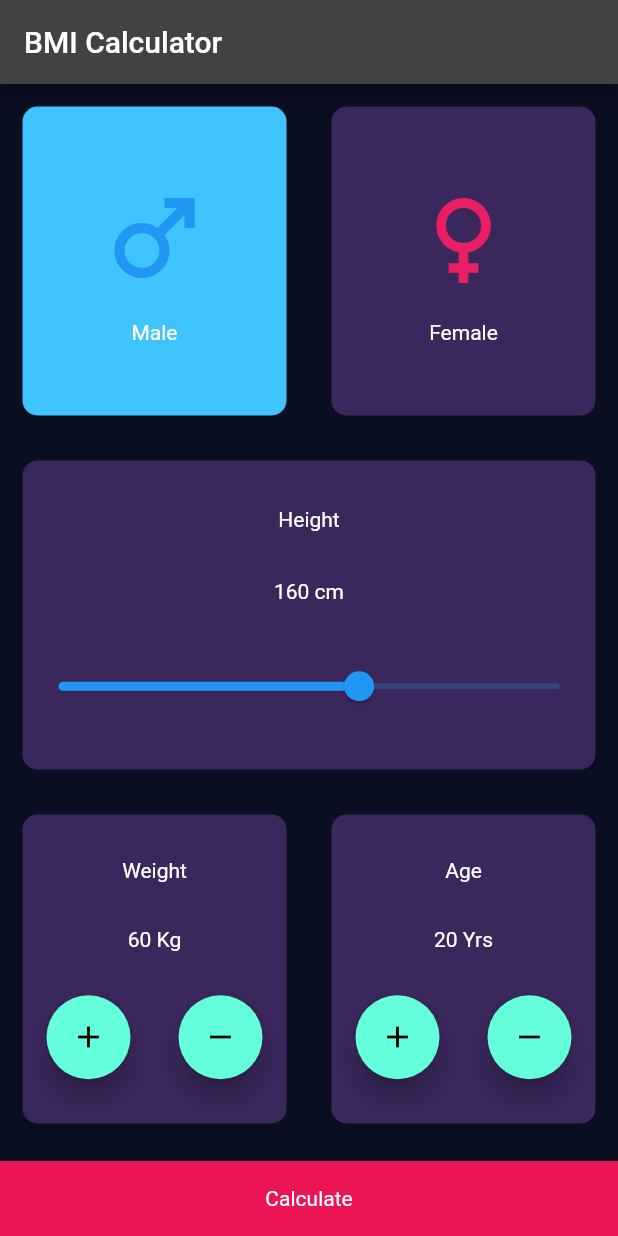
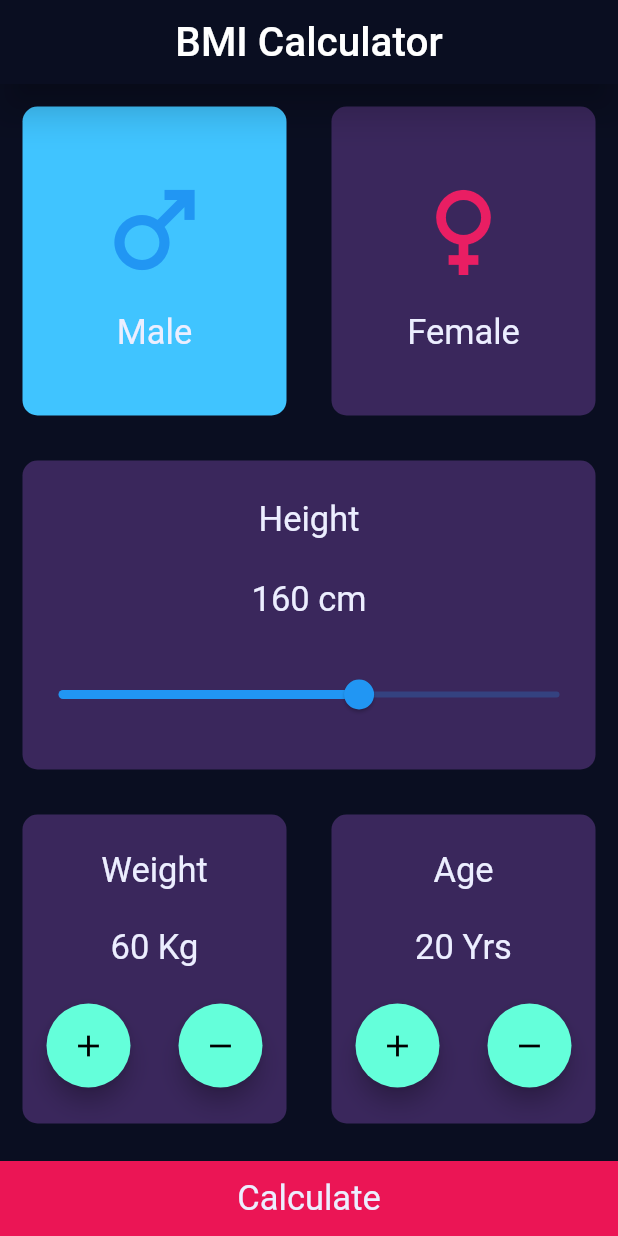
Before and after one commit to PICT-ACM-Student-Chapter/Flutter-Sig, a Flutter app: the screen it shows after launch, on a phone screen of 412 x 824 dp. Run offline on Flutter 3.47's test engine with Material 2 defaults, Android fonts, the phone set to English and light mode, and no system bars.

Commit message:
UI Refreshed

```diff
--- /dev/null
+++ b/lib/constants.dart
@@ -0,0 +1,9 @@
+import 'package:flutter/material.dart';
+
+Color widgetColor = const Color.fromARGB(255, 58, 39, 92);
+Color backgroundColor = const Color(0xFF0A0E21);
+
+TextStyle textStyle = const TextStyle(
+  fontSize: 23.0,
+  color: Color.fromARGB(255, 236, 238, 255),
+);
--- a/lib/home_page.dart
+++ b/lib/home_page.dart
@@ -1,10 +1,7 @@
 import 'package:flutter/material.dart';
-import 'package:flutter/src/foundation/key.dart';
-import 'package:flutter/src/widgets/framework.dart';
 
 import 'bmi_class.dart';
-
-Color widgetColor = const Color.fromARGB(255, 58, 39, 92);
+import 'constants.dart';
 
 class HomePage extends StatefulWidget {
   const HomePage({Key? key}) : super(key: key);
@@ -23,7 +20,13 @@ class _HomePageState extends State<HomePage> {
   Widget build(BuildContext context) {
     return Scaffold(
       appBar: AppBar(
-        title: const Text("BMI Calculator"),
+        title: const Text(
+          "BMI Calculator",
+          style: TextStyle(fontSize: 27),
+        ),
+        backgroundColor: backgroundColor,
+        centerTitle: true,
+        elevation: 10,
       ),
       body: Column(
         children: [
@@ -39,16 +42,16 @@ class _HomePageState extends State<HomePage> {
                     color: isMale ? Colors.lightBlueAccent : widgetColor,
                     child: Column(
                         mainAxisAlignment: MainAxisAlignment.center,
-                        children: const [
-                          Icon(
+                        children: [
+                          const Icon(
                             Icons.male,
                             color: Colors.blue,
                             size: 80.0,
                           ),
-                          SizedBox(
+                          const SizedBox(
                             height: 15,
                           ),
-                          Text("Male"),
+                          Text("Male", style: textStyle),
                         ]),
                   ),
                 ),
@@ -63,16 +66,16 @@ class _HomePageState extends State<HomePage> {
                     color: isMale ? widgetColor : Colors.pinkAccent,
                     child: Column(
                         mainAxisAlignment: MainAxisAlignment.center,
-                        children: const [
-                          Icon(
+                        children: [
+                          const Icon(
                             Icons.female,
                             color: Colors.pink,
                             size: 80.0,
                           ),
-                          SizedBox(
+                          const SizedBox(
                             height: 15,
                           ),
-                          Text("Female"),
+                          Text("Female", style: textStyle),
                         ]),
                   ),
                 ),
@@ -86,8 +89,8 @@ class _HomePageState extends State<HomePage> {
                 mainAxisAlignment: MainAxisAlignment.spaceEvenly,
                 crossAxisAlignment: CrossAxisAlignment.center,
                 children: [
-                  Text("Height"),
-                  Text(height.toString() + " cm"),
+                  Text("Height", style: textStyle),
+                  Text(height.toString() + " cm", style: textStyle),
                   Slider(
                     value: height.toDouble(),
                     onChanged: ((value) {
@@ -109,8 +112,8 @@ class _HomePageState extends State<HomePage> {
                   child: Column(
                       mainAxisAlignment: MainAxisAlignment.spaceEvenly,
                       children: [
-                        Text("Weight"),
-                        Text(weight.toString() + " Kg"),
+                        Text("Weight", style: textStyle),
+                        Text(weight.toString() + " Kg", style: textStyle),
                         Row(
                           mainAxisAlignment: MainAxisAlignment.spaceAround,
                           children: [
@@ -119,14 +122,14 @@ class _HomePageState extends State<HomePage> {
                                 weight++;
                                 setState(() {});
                               },
-                              child: Icon(Icons.add),
+                              child: const Icon(Icons.add),
                             ),
                             FloatingActionButton(
                               onPressed: () {
                                 weight--;
                                 setState(() {});
                               },
-                              child: Icon(Icons.remove),
+                              child: const Icon(Icons.remove),
                             ),
                           ],
                         )
@@ -139,8 +142,8 @@ class _HomePageState extends State<HomePage> {
                   child: Column(
                       mainAxisAlignment: MainAxisAlignment.spaceEvenly,
                       children: [
-                        Text("Age"),
-                        Text(age.toString() + " Yrs"),
+                        Text("Age", style: textStyle),
+                        Text(age.toString() + " Yrs", style: textStyle),
                         Row(
                           mainAxisAlignment: MainAxisAlignment.spaceAround,
                           children: [
@@ -149,14 +152,14 @@ class _HomePageState extends State<HomePage> {
                                 age++;
                                 setState(() {});
                               },
-                              child: Icon(Icons.add),
+                              child: const Icon(Icons.add),
                             ),
                             FloatingActionButton(
                               onPressed: () {
                                 age--;
                                 setState(() {});
                               },
-                              child: Icon(Icons.remove),
+                              child: const Icon(Icons.remove),
                             ),
                           ],
                         )
@@ -170,14 +173,12 @@ class _HomePageState extends State<HomePage> {
               BMI.calculate(height, weight);
             },
             child: Container(
-              color: Color(0xFFEB1555),
-              margin: EdgeInsets.only(top: 10.0),
+              color: const Color(0xFFEB1555),
+              margin: const EdgeInsets.only(top: 10.0),
               width: double.infinity,
               height: 50.0,
               child: Center(
-                child: Text(
-                  'Calculate',
-                ),
+                child: Text('Calculate', style: textStyle),
               ),
             ),
           ),
--- a/lib/main.dart
+++ b/lib/main.dart
@@ -13,10 +13,10 @@ class MyApp extends StatelessWidget {
     return MaterialApp(
       title: 'Flutter Demo',
       theme: ThemeData.dark().copyWith(
-        primaryColor: Color(0xFF0A0E21),
-        scaffoldBackgroundColor: Color(0xFF0A0E21),
+        primaryColor: const Color(0xFF0A0E21),
+        scaffoldBackgroundColor: const Color(0xFF0A0E21),
       ),
-      home: HomePage(),
+      home: const HomePage(),
     );
   }
 }
```
